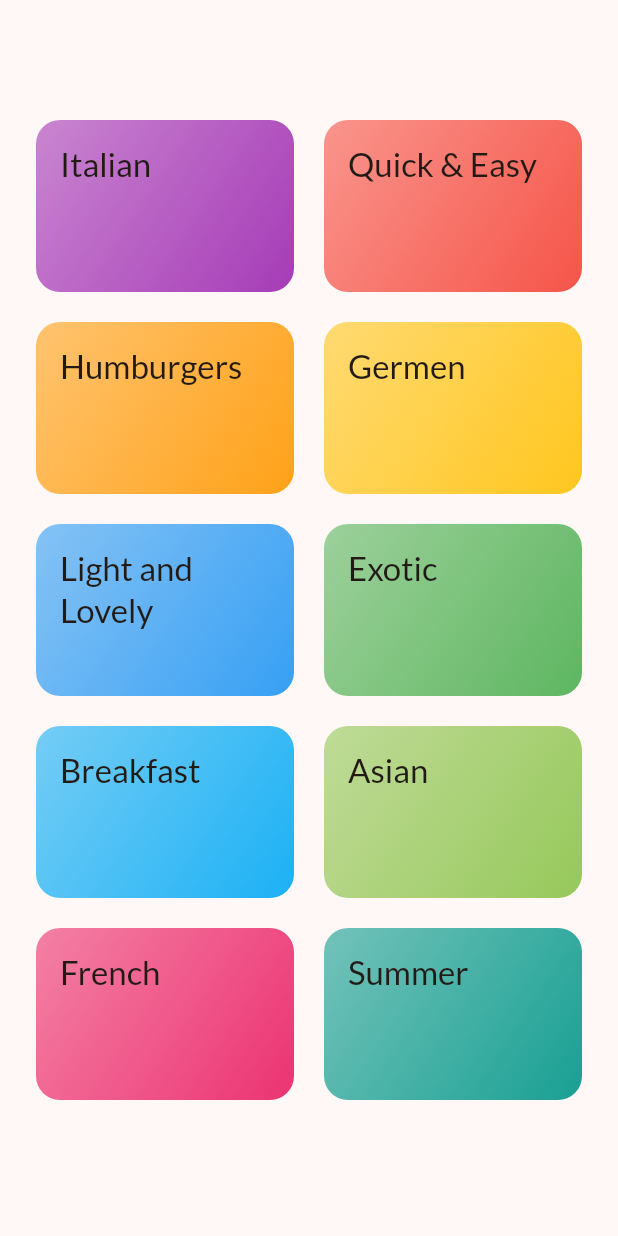
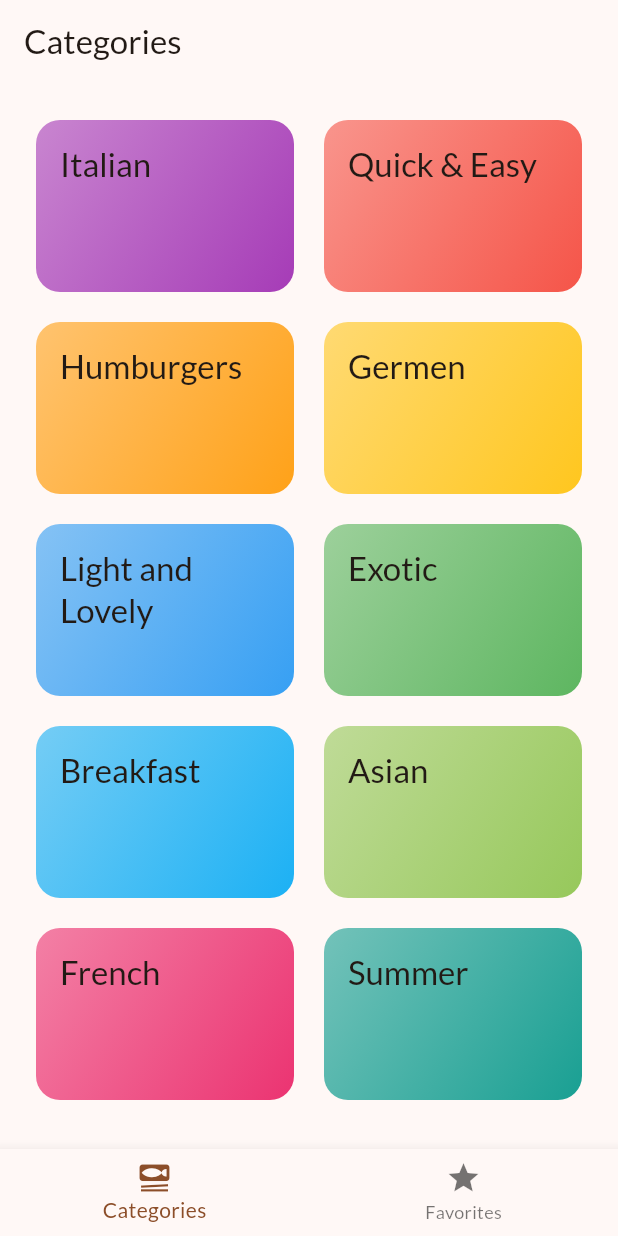
Before and after one commit to Don-sunny/Meals-App, a Flutter app: the screen it shows after launch, on a phone screen of 412 x 824 dp. Run offline on Flutter 3.47's test engine with Material 2 defaults, Android fonts, the phone set to English and light mode, and no system bars; our stand-ins replace google_fonts, transparent_image.

Commit message:
bottom navigation bar and some other functionality adde

```diff
--- a/lib/main.dart
+++ b/lib/main.dart
@@ -1,6 +1,6 @@
 import 'package:flutter/material.dart';
 import 'package:google_fonts/google_fonts.dart';
-import 'package:meals_app/screens/categories.dart';
+import 'package:meals_app/screens/tabs.dart';
 
 final theme = ThemeData(
     useMaterial3: true,
@@ -20,6 +20,6 @@ class MyApp extends StatelessWidget {
     return MaterialApp(
         debugShowCheckedModeBanner: false,
         theme: theme,
-        home: const CategoriesScreen());
+        home: const TabsScreen());
   }
 }
--- a/lib/screens/categories.dart
+++ b/lib/screens/categories.dart
@@ -20,9 +20,7 @@ class CategoriesScreen extends StatelessWidget {
 
   @override
   Widget build(BuildContext ctx) {
-    return Scaffold(
-      appBar: AppBar(),
-      body: GridView(
+    return GridView(
       padding: const EdgeInsets.all(24),
       gridDelegate: const SliverGridDelegateWithFixedCrossAxisCount(
           crossAxisCount: 2,
@@ -37,7 +35,6 @@ class CategoriesScreen extends StatelessWidget {
             onSelectCategory: () => _selectCategory(ctx, category),
           )
       ],
-      ),
     );
   }
 }
--- /dev/null
+++ b/lib/screens/tabs.dart
@@ -0,0 +1,50 @@
+import 'package:flutter/material.dart';
+import 'package:meals_app/screens/categories.dart';
+import 'package:meals_app/screens/meals.dart';
+
+class TabsScreen extends StatefulWidget {
+  const TabsScreen({super.key});
+
+  @override
+  State<TabsScreen> createState() {
+    return _TabsScreenState();
+  }
+}
+
+class _TabsScreenState extends State<TabsScreen> {
+  int _selectedPageIndex = 0;
+
+  void _selectedPage(int index) {
+    setState(() {
+      _selectedPageIndex = index;
+    });
+  }
+
+  @override
+  Widget build(BuildContext context) {
+    Widget activePage = const CategoriesScreen();
+    var activePagetitle = 'Categories';
+
+    if (_selectedPageIndex == 1) {
+      activePage = const MealsScreen(meals: []);
+      activePagetitle = 'Your Favorites';
+    }
+    return Scaffold(
+      appBar: AppBar(
+        title: Text(activePagetitle),
+      ),
+      body: activePage,
+      bottomNavigationBar: BottomNavigationBar(
+        onTap: (index) {
+          _selectedPage(index);
+        },
+        currentIndex: _selectedPageIndex,
+        items: const [
+          BottomNavigationBarItem(
+              icon: Icon(Icons.set_meal), label: 'Categories'),
+          BottomNavigationBarItem(icon: Icon(Icons.star), label: 'Favorites')
+        ],
+      ),
+    );
+  }
+}
```
Also changed, not shown: lib/screens/meals.dart (+23 -4 lines), lib/screens/melas_details_screen.dart (added, +70 -0 lines), lib/widgets/meal_item.dart (+9 -2 lines). Lines whose indentation alone changed are shown as unchanged.
